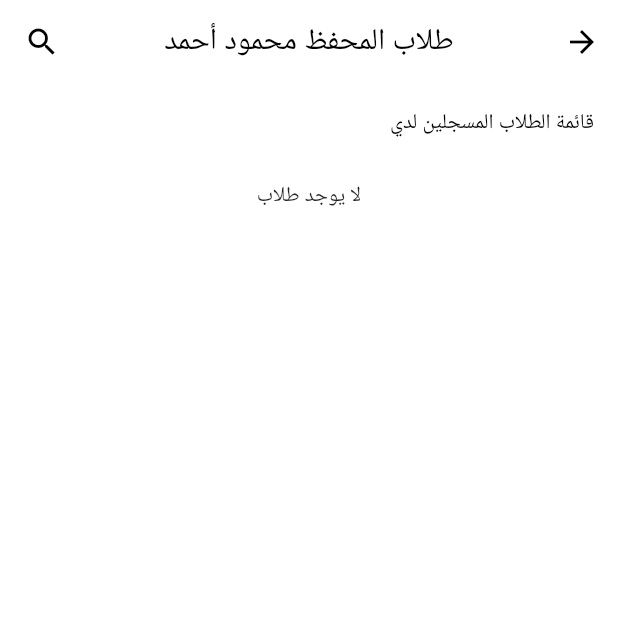
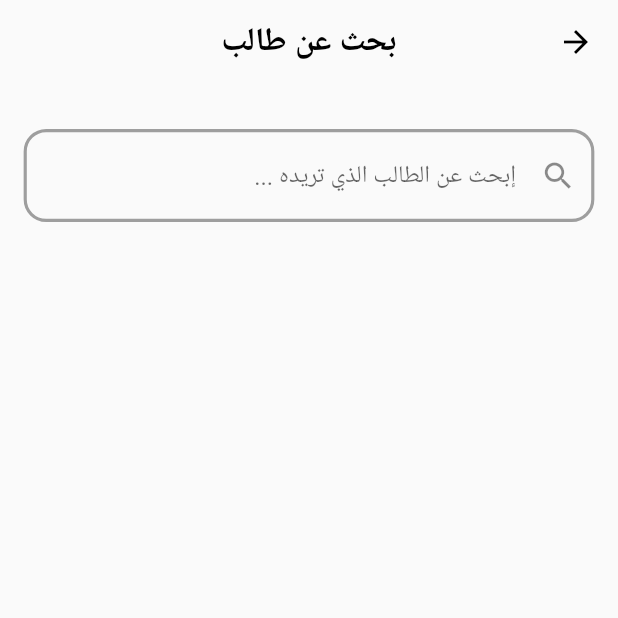
Before and after one commit to Hassank455/mohavide_teacher, a Flutter app: the StudentOfTeacher screen opened directly, after a tap on the "search" icon, on a phone screen of 412 x 824 dp, the top half of it. Run offline on Flutter 3.47's test engine with Material 2 defaults, Android fonts, the phone set to English and light mode, and no system bars; our stand-ins replace bloc, cloud_firestore, firebase_auth, firebase_core, flutter_bloc, flutter_screenutil and 2 more; missing offline and left inert: syncfusion_flutter_xlsio; accounts and stored records are empty; network calls fail.

```diff
--- a/lib/views/home_screen/home_page.dart
+++ b/lib/views/home_screen/home_page.dart
@@ -209,6 +209,12 @@ class Home_page extends StatelessWidget {
                           '${HomeScreenCubit.get(context).data?['phoneNumber']}',
                           Icons.call),
                       SizedBox(height: 20.h),
+                      buildLabelInProfile(
+                          'عدد الطلاب ',
+                          '${HomeScreenCubit.get(context).allDataS?.length ?? ''}',
+                          Icons.groups_rounded ),
+
+
                     ],
                   ),
                 ),
--- a/lib/views/home_screen/state/state.dart
+++ b/lib/views/home_screen/state/state.dart
@@ -4,6 +4,7 @@ class HomeScreenInitialState extends HomeScreenStates {}
 
 class GetDataLoadingState extends HomeScreenStates {}
 class GetDataSuccessState extends HomeScreenStates {}
+class AddDataSuccessState extends HomeScreenStates {}
 class GetDataErrorState extends HomeScreenStates {
   final String error;
 
@@ -20,3 +21,6 @@ class AddDataForStudentErrorState extends HomeScreenStates {
 }
 
 class ChangeValueRadioForAddMemorizersState extends HomeScreenStates {}
+
+class ChangeValueStudentSuccessState extends HomeScreenStates {}
+class test extends HomeScreenStates {}
--- /dev/null
+++ b/lib/views/student_of_teacher_screen.dart/search_students_screen.dart
@@ -0,0 +1,116 @@
+import 'package:cloud_firestore/cloud_firestore.dart';
+import 'package:flutter/material.dart';
+import 'package:flutter_bloc/flutter_bloc.dart';
+import 'package:flutter_screenutil/flutter_screenutil.dart';
+import 'package:mohavide_teacher/core/utils/contants.dart';
+import 'package:mohavide_teacher/views/home_screen/controller/controller.dart';
+import 'package:mohavide_teacher/views/home_screen/state/state.dart';
+import 'package:mohavide_teacher/views/student_of_teacher_screen.dart/widget/student_widget.dart';
+
+class SearchStudentsScreen extends StatelessWidget {
+  static final _abcKey = Key('search');
+
+  TextEditingController searchController = TextEditingController();
+  dynamic? searchData;
+
+  @override
+  Widget build(BuildContext context) {
+    return BlocConsumer<HomeScreenCubit, HomeScreenStates>(
+        listener: (context, state) {},
+        builder: (context, state) {
+          return Directionality(
+            textDirection: TextDirection.rtl,
+            child: Scaffold(
+              appBar: AppBar(
+                foregroundColor: Colors.black,
+                title: Text(
+                  'بحث عن طالب',
+                  style: TextStyle(
+                      fontSize: 23.sp,
+                      fontWeight: FontWeight.bold,
+                      color: Colors.black),
+                ),
+                elevation: 0,
+                backgroundColor: Colors.transparent,
+                centerTitle: true,
+              ),
+              body: Padding(
+                padding: EdgeInsets.only(left: 15.w, right: 15.w),
+                child: SingleChildScrollView(
+                  child: Column(
+                    children: [
+                      SizedBox(height: 30),
+                      TextFormField(
+                        controller: searchController,
+                        keyboardType: TextInputType.text,
+                        onChanged: (value1) {
+
+                        },
+                        validator: (value) {
+                          if (value!.isEmpty) {
+                            return 'يجب ادخال نص';
+                          }
+                          return null;
+                        },
+                        decoration: InputDecoration(
+                            prefixIcon: IconButton(
+                              onPressed: () {
+                                HomeScreenCubit.get(context)
+                                    .getSearch(searchController.text)
+                                    .then((value) {
+                                  HomeScreenCubit.get(context)
+                                      .changeSnapshotData(value);
+                                });
+                              },
+                              icon: Icon(Icons.search),
+                            ),
+                            hintText: ' إبحث عن الطالب الذي تريده ... ',
+                            enabledBorder: OutlineInputBorder(
+                              borderSide:
+                                  BorderSide(width: 2.w, color: Colors.grey),
+                              borderRadius: BorderRadius.circular(15),
+                            ),
+                            focusedBorder: OutlineInputBorder(
+                              borderSide:
+                                  BorderSide(width: 3.w, color: primaryColor),
+                              borderRadius: BorderRadius.circular(15),
+                            )),
+                      ),
+                      (HomeScreenCubit.get(context).searchData != null ||
+                              HomeScreenCubit.get(context)
+                                  .searchData!
+                                  .isNotEmpty)
+                          ? ListView.builder(
+                              shrinkWrap: true,
+                              physics: NeverScrollableScrollPhysics(),
+                              scrollDirection: Axis.vertical,
+                              itemCount: HomeScreenCubit.get(context)
+                                  .searchData
+                                  ?.length,
+                              itemBuilder: (context, index) {
+                                return StudentWidget(
+                                  context: context,
+                                  data: HomeScreenCubit.get(context)
+                                      .searchData?[index],
+                                  uId:HomeScreenCubit.get(context)
+                                      .searchData?[index]['uId'] ,
+                                  image: HomeScreenCubit.get(context)
+                                      .searchData?[index]['image'],
+                                  name: HomeScreenCubit.get(context)
+                                      .searchData?[index]['nameOfStudent'],
+                                  nameGuration: HomeScreenCubit.get(context)
+                                      .searchData?[index]['nameOfGuardian'],
+                                );
+                              })
+                          : Center(
+                              child: CircularProgressIndicator(),
+                            ),
+                    ],
+                  ),
+                ),
+              ),
+            ),
+          );
+        });
+  }
+}
--- a/lib/views/student_of_teacher_screen.dart/student_of_teacher.dart
+++ b/lib/views/student_of_teacher_screen.dart/student_of_teacher.dart
@@ -1,10 +1,12 @@
 import 'package:flutter/cupertino.dart';
 import 'package:flutter/material.dart';
 import 'package:flutter_bloc/flutter_bloc.dart';
+import 'package:mohavide_teacher/views/student_of_teacher_screen.dart/search_students_screen.dart';
 import 'package:mohavide_teacher/views/student_of_teacher_screen.dart/widget/student_profile.dart';
 import 'package:mohavide_teacher/views/home_screen/controller/controller.dart';
 import 'package:mohavide_teacher/views/home_screen/state/state.dart';
 import 'package:mohavide_teacher/views/student_of_teacher_screen.dart/widget/student_widget.dart';
+import 'package:mohavide_teacher/widgets/primary_button.dart';
 
 class StudentOfTeacher extends StatelessWidget {
   @override
@@ -12,20 +14,25 @@ class StudentOfTeacher extends StatelessWidget {
     return BlocConsumer<HomeScreenCubit, HomeScreenStates>(
         listener: (context, state) {},
         builder: (context, state) {
-          return Scaffold(
+          return Directionality(
+            textDirection: TextDirection.rtl,
+            child: Scaffold(
               backgroundColor: Colors.white,
               appBar: AppBar(
                 backgroundColor: Colors.white,
                 elevation: 0.0,
                 automaticallyImplyLeading: false,
                 leading: IconButton(
-                  onPressed: () {},
+                    onPressed: () {
+                      Navigator.push(context, MaterialPageRoute(
+                          builder: (_)=> SearchStudentsScreen()));
+                    },
                     icon: Icon(
                       Icons.search,
                       color: Colors.black,
                     )),
                 title: Text(
-                'طلاب المحفظ محمود أحمد',
+                  'طلاب المحفظ ${HomeScreenCubit.get(context).data?['name'] ?? ''}',
                   style: TextStyle(color: Colors.black),
                 ),
                 centerTitle: true,
@@ -40,9 +47,16 @@ class StudentOfTeacher extends StatelessWidget {
                       )),
                 ],
               ),
-            body: Directionality(
-              textDirection: TextDirection.rtl,
-              child: SingleChildScrollView(
+              bottomNavigationBar: Container(
+                padding: EdgeInsets.all(20),
+                child: PrimaryButton(
+                  onTap: (){
+
+                  },
+                  text: 'طباعة تقرير لجميع الطلاب',
+                ),
+              ),
+              body: SingleChildScrollView(
                 child: Padding(
                   padding: const EdgeInsets.all(16.0),
                   child: Column(
@@ -65,11 +79,14 @@ class StudentOfTeacher extends StatelessWidget {
                               scrollDirection: Axis.vertical,
                               physics: NeverScrollableScrollPhysics(),
                               shrinkWrap: true,
-                              itemBuilder: (context, index) => StudentWidget(data: HomeScreenCubit.get(context)
+                              itemBuilder: (context, index) => StudentWidget(
+                                data: HomeScreenCubit.get(context)
                                   .allDataS?[index],
                                     context: context,
                                     name: HomeScreenCubit.get(context)
                                         .allDataS?[index]['nameOfStudent'],
+                                    uId: HomeScreenCubit.get(context)
+                                        .allDataS?[index]['uId'],
                                     image: HomeScreenCubit.get(context)
                                         .allDataS?[index]['image'],
                                     nameGuration: HomeScreenCubit.get(context)
--- a/lib/views/student_of_teacher_screen.dart/students_tabs_screen.dart
+++ b/lib/views/student_of_teacher_screen.dart/students_tabs_screen.dart
@@ -18,7 +18,7 @@ class StudentTabs extends StatelessWidget {
           elevation: 0,
           backgroundColor: primaryColor,
           automaticallyImplyLeading: false,
-          title: Text('${data?['nameOfStudent']} بيانات الطالب '),
+          title: Text(' بيانات الطالب ${data?['nameOfStudent']}'),
           actions: [
             IconButton(
                 onPressed: () {
@@ -49,7 +49,7 @@ class StudentTabs extends StatelessWidget {
                   mainAxisAlignment: MainAxisAlignment.center,
                   crossAxisAlignment: CrossAxisAlignment.center,
                   children: const [
-                    Text("بروفايل المحفظ"),
+                    Text("بروفايل الطالب"),
                     SizedBox(
                       width: 12,
                     ),
--- a/lib/views/student_of_teacher_screen.dart/widget/student_data_details.dart
+++ b/lib/views/student_of_teacher_screen.dart/widget/student_data_details.dart
@@ -44,11 +44,13 @@ class StudentDataDetails extends StatelessWidget {
                 ),
               );
             }
-            if (snapshot.data?['dataStudent'] == null || snapshot.data?['dataStudent'].isEmpty) {
+            if (snapshot.data['dataStudent'] == null || snapshot.data['dataStudent'].isEmpty
+                || snapshot.data['dataStudent'].length == 0) {
               return const Center(
                 child: Text('لا يوجد بيانات'),
               );
             }
+
               return ListView(
                 physics: AlwaysScrollableScrollPhysics(),
                 shrinkWrap: true,
@@ -63,6 +65,8 @@ class StudentDataDetails extends StatelessWidget {
                   );
                 }).toList(),
               );
+
+
           },
         ),
       ),
--- a/pubspec.yaml
+++ b/pubspec.yaml
@@ -37,6 +37,11 @@ dependencies:
   firebase_core: ^1.1.0
   firebase_auth: ^2.0.0
   cloud_firestore: ^1.0.7
+
+  excel:  2.0.0-null-safety-3
+  syncfusion_flutter_xlsio:
+  path_provider:
+  open_file:
   # The following adds the Cupertino Icons font to your application.
   # Use with the CupertinoIcons class for iOS style icons.
   cupertino_icons: ^1.0.2
```
Also changed, not shown: lib/views/home_screen/controller/controller.dart (+47 -1 lines), lib/views/student_of_teacher_screen.dart/widget/student_widget.dart (+77 -7 lines), pubspec.lock. Lines whose indentation alone changed are shown as unchanged.
